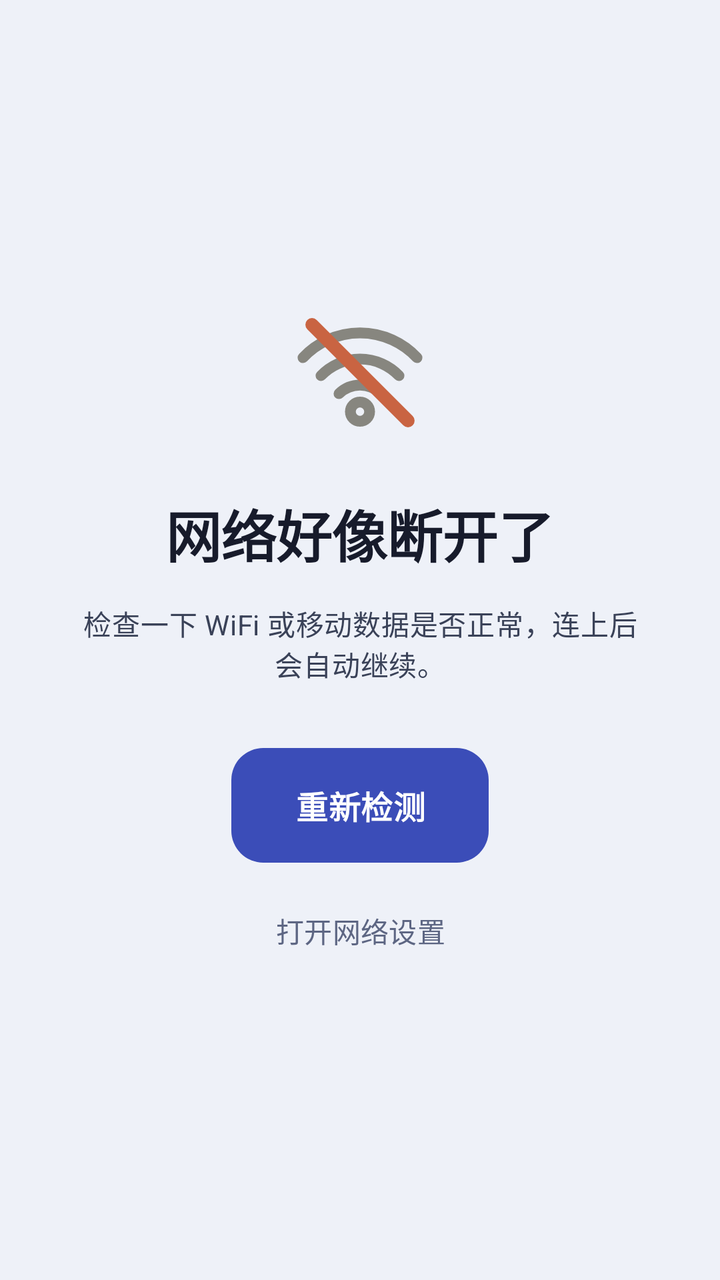
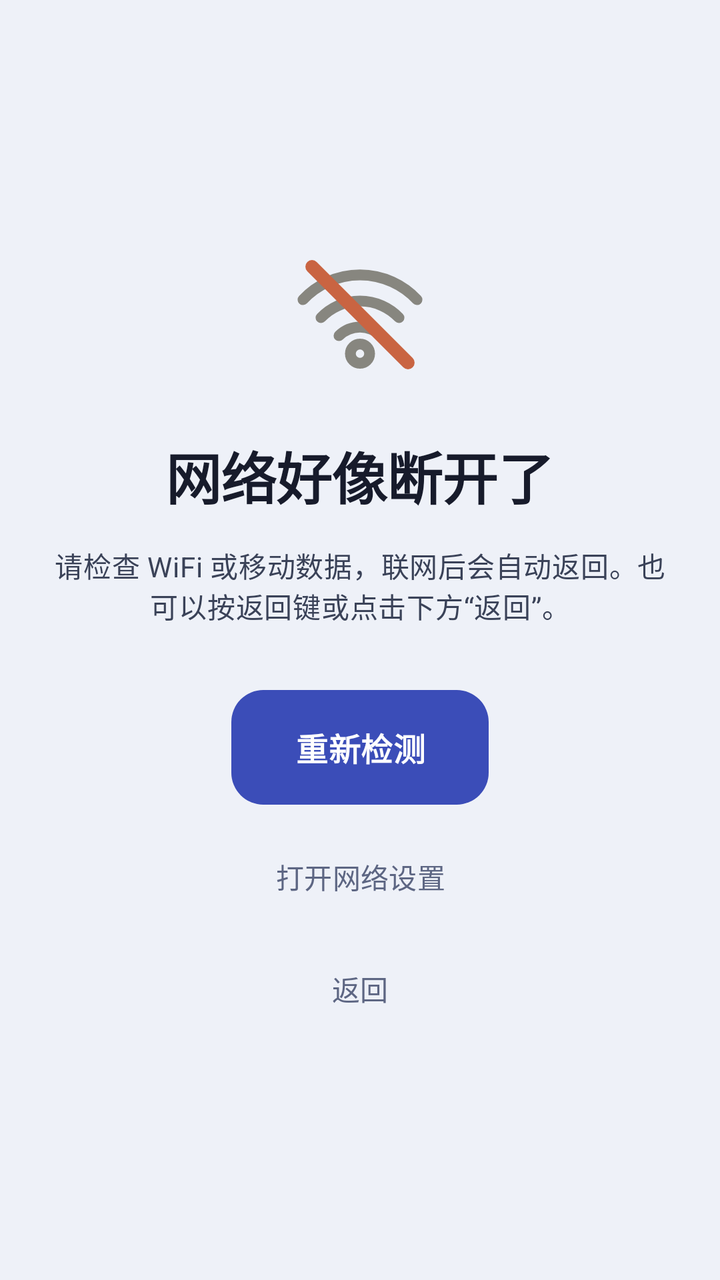

Compare the two renders of this Android layout. The source of the first and the diff that turns it into the second are given below.
<!-- AndroidManifest.xml: application theme Theme.FlashSearch -->
<!-- res/layout/activity_no_network.xml -->
<?xml version="1.0" encoding="utf-8"?>
<LinearLayout xmlns:android="http://schemas.android.com/apk/res/android"
    android:id="@+id/root"
    android:layout_width="match_parent"
    android:layout_height="match_parent"
    android:background="?android:attr/colorBackground"
    android:gravity="center"
    android:orientation="vertical"
    android:paddingStart="40dp"
    android:paddingEnd="40dp">

    <ImageView
        android:layout_width="72dp"
        android:layout_height="72dp"
        android:contentDescription="@string/no_network_title"
        android:src="@drawable/ic_no_network" />

    <TextView
        android:id="@+id/titleText"
        android:layout_width="wrap_content"
        android:layout_height="wrap_content"
        android:layout_marginTop="24dp"
        android:gravity="center"
        android:text="@string/no_network_title"
        android:textAppearance="@style/TextAppearance.FlashSearch.Display" />

    <TextView
        android:id="@+id/messageText"
        android:layout_width="match_parent"
        android:layout_height="wrap_content"
        android:layout_marginTop="14dp"
        android:gravity="center"
        android:text="@string/no_network_message"
        android:textAppearance="@style/TextAppearance.FlashSearch.Body" />

    <com.google.android.material.button.MaterialButton
        android:id="@+id/retryButton"
        style="@style/Widget.FlashSearch.PrimaryButton"
        android:layout_width="wrap_content"
        android:layout_height="wrap_content"
        android:layout_marginTop="28dp"
        android:paddingStart="32dp"
        android:paddingEnd="32dp"
        android:text="@string/no_network_retry" />

    <com.google.android.material.button.MaterialButton
        android:id="@+id/settingsButton"
        style="@style/Widget.FlashSearch.TextButton"
        android:layout_width="wrap_content"
        android:layout_height="wrap_content"
        android:layout_marginTop="6dp"
        android:text="@string/no_network_settings" />

</LinearLayout>
<!-- resources referenced by this layout -->
<resources>
  <string name="no_network_message">检查一下 WiFi 或移动数据是否正常，连上后会自动继续。</string>
  <string name="no_network_retry">重新检测</string>
  <string name="no_network_settings">打开网络设置</string>
  <string name="no_network_title">网络好像断开了</string>
  <style name="TextAppearance.FlashSearch.Body" parent="TextAppearance.Material3.BodyMedium">
          <item name="android:lineSpacingMultiplier">1.5</item>
          <item name="android:textColor">@color/ink_body</item>
      </style>
  <style name="TextAppearance.FlashSearch.Display" parent="TextAppearance.Material3.HeadlineMedium">
          <item name="android:textStyle">bold</item>
          <item name="android:textColor">@color/ink</item>
          <item name="android:letterSpacing">-0.01</item>
          <item name="android:lineSpacingMultiplier">1.2</item>
      </style>
  <style name="Widget.FlashSearch.PrimaryButton" parent="Widget.Material3.Button">
          <item name="android:stateListAnimator">@animator/control_spring</item>
          <item name="backgroundTint">@color/brand</item>
          <item name="android:textColor">@color/on_brand</item>
          <item name="android:paddingTop">17dp</item>
          <item name="android:paddingBottom">17dp</item>
          <item name="android:textSize">16sp</item>
          <item name="android:textStyle">bold</item>
          <item name="android:letterSpacing">0.01</item>
          <item name="cornerRadius">@dimen/radius_md</item>
          <item name="iconSize">20dp</item>
          <item name="iconGravity">textStart</item>
          <item name="iconPadding">10dp</item>
          <item name="iconTint">@color/on_brand</item>
          <item name="elevation">2dp</item>
          
          <item name="rippleColor">@color/brand_pressed</item>
      </style>
  <style name="Widget.FlashSearch.TextButton" parent="Widget.Material3.Button.TextButton">
          <item name="android:stateListAnimator">@animator/control_spring</item>
          <item name="android:textColor">@color/ink_secondary</item>
          <item name="rippleColor">@color/surface_sunken</item>
          <item name="elevation">0dp</item>
      </style>
  <color name="ink_body">#3A4258</color>
  <color name="ink">#171B2B</color>
  <color name="brand">#3B4DB8</color>
  <color name="on_brand">#FFFFFF</color>
  <dimen name="radius_md">16dp</dimen>
  <color name="brand_pressed">#2E3D99</color>
  <color name="ink_secondary">#5D6683</color>
  <color name="surface_sunken">#E3E8F4</color>
  <style name="Animation.FlashSearch.Page" parent="@android:style/Animation.Activity">
          <item name="android:activityOpenEnterAnimation">@anim/page_enter</item>
          <item name="android:activityOpenExitAnimation">@anim/page_exit</item>
          <item name="android:activityCloseEnterAnimation">@anim/page_return</item>
          <item name="android:activityCloseExitAnimation">@anim/page_close</item>
      </style>
  <style name="ThemeOverlay.FlashSearch.Dialog" parent="ThemeOverlay.Material3.MaterialAlertDialog">
          <item name="android:windowAnimationStyle">@style/Animation.FlashSearch.Dialog</item>
          <item name="buttonBarPositiveButtonStyle">@style/Widget.FlashSearch.TextButton</item>
          <item name="buttonBarNegativeButtonStyle">@style/Widget.FlashSearch.TextButton</item>
          <item name="buttonBarNeutralButtonStyle">@style/Widget.FlashSearch.TextButton</item>
      </style>
  <color name="brand_container">#E4E9FC</color>
  <color name="on_brand_container">#1F2A6E</color>
  <color name="link">#2E6BE6</color>
  <color name="danger">#CC3333</color>
  <color name="surface">#FFFFFF</color>
  <color name="surface_alt">#F6F8FD</color>
  <color name="line_strong">#B9C3E0</color>
  <color name="line">#D8DEF0</color>
  <color name="bg">#EEF1F8</color>
  <style name="Animation.FlashSearch.Dialog" parent="@android:style/Animation.Dialog">
          <item name="android:windowEnterAnimation">@anim/dialog_enter</item>
          <item name="android:windowExitAnimation">@anim/dialog_exit</item>
      </style>
  <!-- unchanged entries left out for length: 2 -->
</resources>

<!-- the commit's change to res/layout/activity_no_network.xml (unified diff, before → after) -->
@@ -1,54 +1,73 @@
 <?xml version="1.0" encoding="utf-8"?>
-<LinearLayout xmlns:android="http://schemas.android.com/apk/res/android"
+<ScrollView xmlns:android="http://schemas.android.com/apk/res/android"
     android:id="@+id/root"
     android:layout_width="match_parent"
     android:layout_height="match_parent"
     android:background="?android:attr/colorBackground"
-    android:gravity="center"
-    android:orientation="vertical"
-    android:paddingStart="40dp"
-    android:paddingEnd="40dp">
+    android:fillViewport="true">
 
-    <ImageView
-        android:layout_width="72dp"
-        android:layout_height="72dp"
-        android:contentDescription="@string/no_network_title"
-        android:src="@drawable/ic_no_network" />
-
-    <TextView
-        android:id="@+id/titleText"
-        android:layout_width="wrap_content"
-        android:layout_height="wrap_content"
-        android:layout_marginTop="24dp"
-        android:gravity="center"
-        android:text="@string/no_network_title"
-        android:textAppearance="@style/TextAppearance.FlashSearch.Display" />
-
-    <TextView
-        android:id="@+id/messageText"
+    <LinearLayout
         android:layout_width="match_parent"
         android:layout_height="wrap_content"
-        android:layout_marginTop="14dp"
         android:gravity="center"
-        android:text="@string/no_network_message"
-        android:textAppearance="@style/TextAppearance.FlashSearch.Body" />
+        android:orientation="vertical"
+        android:paddingStart="24dp"
+        android:paddingTop="24dp"
+        android:paddingEnd="24dp"
+        android:paddingBottom="24dp">
 
-    <com.google.android.material.button.MaterialButton
-        android:id="@+id/retryButton"
-        style="@style/Widget.FlashSearch.PrimaryButton"
-        android:layout_width="wrap_content"
-        android:layout_height="wrap_content"
-        android:layout_marginTop="28dp"
-        android:paddingStart="32dp"
-        android:paddingEnd="32dp"
-        android:text="@string/no_network_retry" />
+        <ImageView
+            android:layout_width="72dp"
+            android:layout_height="72dp"
+            android:contentDescription="@string/no_network_title"
+            android:src="@drawable/ic_no_network" />
 
-    <com.google.android.material.button.MaterialButton
-        android:id="@+id/settingsButton"
-        style="@style/Widget.FlashSearch.TextButton"
-        android:layout_width="wrap_content"
-        android:layout_height="wrap_content"
-        android:layout_marginTop="6dp"
-        android:text="@string/no_network_settings" />
+        <TextView
+            android:id="@+id/titleText"
+            android:layout_width="wrap_content"
+            android:layout_height="wrap_content"
+            android:layout_marginTop="24dp"
+            android:gravity="center"
+            android:text="@string/no_network_title"
+            android:textAppearance="@style/TextAppearance.FlashSearch.Display" />
 
-</LinearLayout>
+        <TextView
+            android:id="@+id/messageText"
+            android:layout_width="match_parent"
+            android:layout_height="wrap_content"
+            android:layout_marginTop="14dp"
+            android:gravity="center"
+            android:text="@string/no_network_message"
+            android:textAppearance="@style/TextAppearance.FlashSearch.Body" />
+
+        <com.google.android.material.button.MaterialButton
+            android:id="@+id/retryButton"
+            style="@style/Widget.FlashSearch.PrimaryButton"
+            android:layout_width="wrap_content"
+            android:layout_height="wrap_content"
+            android:layout_marginTop="28dp"
+            android:minHeight="48dp"
+            android:paddingStart="32dp"
+            android:paddingEnd="32dp"
+            android:text="@string/no_network_retry" />
+
+        <com.google.android.material.button.MaterialButton
+            android:id="@+id/settingsButton"
+            style="@style/Widget.FlashSearch.TextButton"
+            android:layout_width="wrap_content"
+            android:layout_height="wrap_content"
+            android:layout_marginTop="8dp"
+            android:minHeight="48dp"
+            android:text="@string/no_network_settings" />
+
+        <com.google.android.material.button.MaterialButton
+            android:id="@+id/backButton"
+            style="@style/Widget.FlashSearch.TextButton"
+            android:layout_width="wrap_content"
+            android:layout_height="wrap_content"
+            android:layout_marginTop="8dp"
+            android:minHeight="48dp"
+            android:text="@string/no_network_back" />
+
+    </LinearLayout>
+</ScrollView>
<!-- resource entries referenced after the edit -->
@@ -1,6 +1,7 @@
 <!-- resources referenced by this layout -->
 <resources>
-  <string name="no_network_message">检查一下 WiFi 或移动数据是否正常，连上后会自动继续。</string>
+  <string name="no_network_back">返回</string>
+  <string name="no_network_message">请检查 WiFi 或移动数据，联网后会自动返回。也可以按返回键或点击下方“返回”。</string>
   <string name="no_network_retry">重新检测</string>
   <string name="no_network_settings">打开网络设置</string>
   <string name="no_network_title">网络好像断开了</string>
